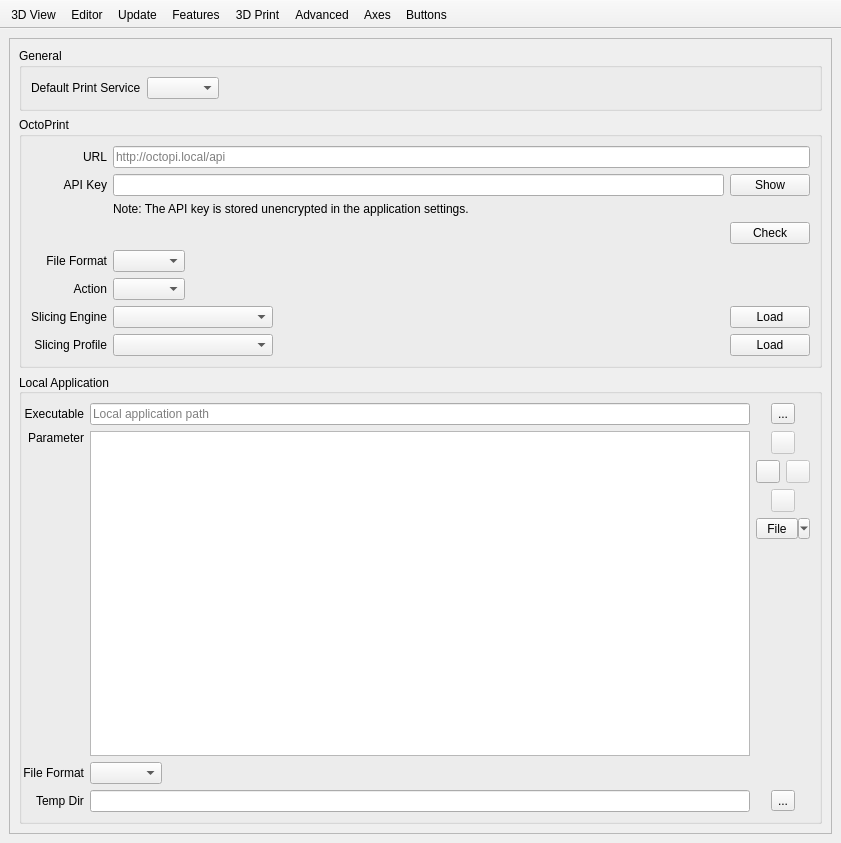
Old version of the form src/gui/Preferences.ui in the repository openscad/openscad.
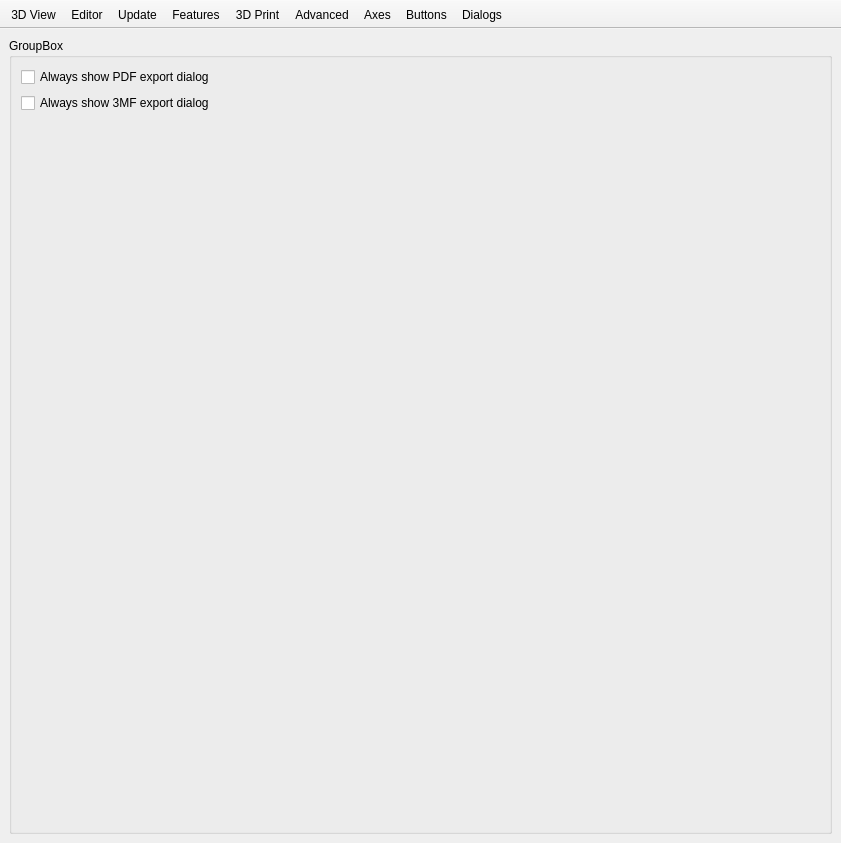
New version of the form. Icons and pictures are not drawn. Custom widgets are drawn as their Qt base class.

Commit message: Add export dialog for 3MF.

Diff of the .ui file:
```diff
--- a/src/gui/Preferences.ui
+++ b/src/gui/Preferences.ui
@@ -27,7 +27,7 @@
     <item row="0" column="0">
      <widget class="QStackedWidget" name="stackedWidget">
       <property name="currentIndex">
-       <number>4</number>
+       <number>8</number>
       </property>
       <widget class="QWidget" name="page3DView">
        <layout class="QVBoxLayout" name="verticalLayout_4">
@@ -2731,6 +2731,58 @@
         </item>
        </layout>
       </widget>
+      <widget class="QWidget" name="pageDialogs">
+       <layout class="QVBoxLayout" name="verticalLayout_18">
+        <property name="leftMargin">
+         <number>0</number>
+        </property>
+        <property name="topMargin">
+         <number>0</number>
+        </property>
+        <property name="rightMargin">
+         <number>0</number>
+        </property>
+        <property name="bottomMargin">
+         <number>0</number>
+        </property>
+        <item>
+         <widget class="QGroupBox" name="groupBox">
+          <property name="title">
+           <string>GroupBox</string>
+          </property>
+          <layout class="QVBoxLayout" name="verticalLayout_19">
+           <item>
+            <widget class="QCheckBox" name="checkBoxAlwaysShowExportPdfDialog">
+             <property name="text">
+              <string>Always show PDF export dialog</string>
+             </property>
+            </widget>
+           </item>
+           <item>
+            <widget class="QCheckBox" name="checkBoxAlwaysShowExport3mfDialog">
+             <property name="text">
+              <string>Always show 3MF export dialog</string>
+             </property>
+            </widget>
+           </item>
+           <item>
+            <spacer name="verticalSpacer">
+             <property name="orientation">
+              <enum>Qt::Vertical</enum>
+             </property>
+             <property name="sizeHint" stdset="0">
+              <size>
+               <width>20</width>
+               <height>40</height>
+              </size>
+             </property>
+            </spacer>
+           </item>
+          </layout>
+         </widget>
+        </item>
+       </layout>
+      </widget>
      </widget>
     </item>
    </layout>
@@ -2768,6 +2820,7 @@
    <addaction name="prefsActionAdvanced"/>
    <addaction name="prefsActionInput"/>
    <addaction name="prefsActionInputButton"/>
+   <addaction name="prefsActionDialogs"/>
   </widget>
   <action name="prefsAction3DView">
    <property name="checkable">
@@ -2874,6 +2927,18 @@
     <string>3D Printing Services</string>
    </property>
   </action>
+  <action name="prefsActionDialogs">
+   <property name="checkable">
+    <bool>true</bool>
+   </property>
+   <property name="icon">
+    <iconset resource="../../resources/common.qrc">
+     <normaloff>:/icons/prefsDialogs.png</normaloff>:/icons/prefsDialogs.png</iconset>
+   </property>
+   <property name="text">
+    <string>Dialogs</string>
+   </property>
+  </action>
   <action name="actionLocalAppParameterDir">
    <property name="icon">
     <iconset theme="chokusen-folder"/>
```
Left out of the diff: 12 changed lines with no effect on the pictures. The commit also changes 31 other files.
